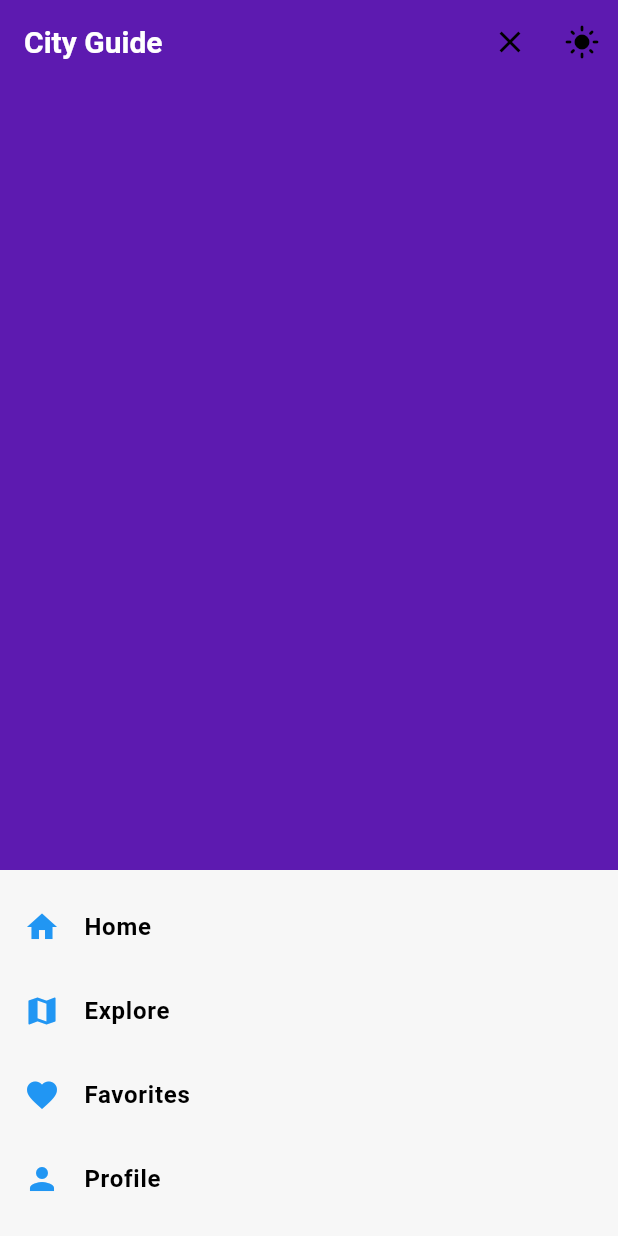
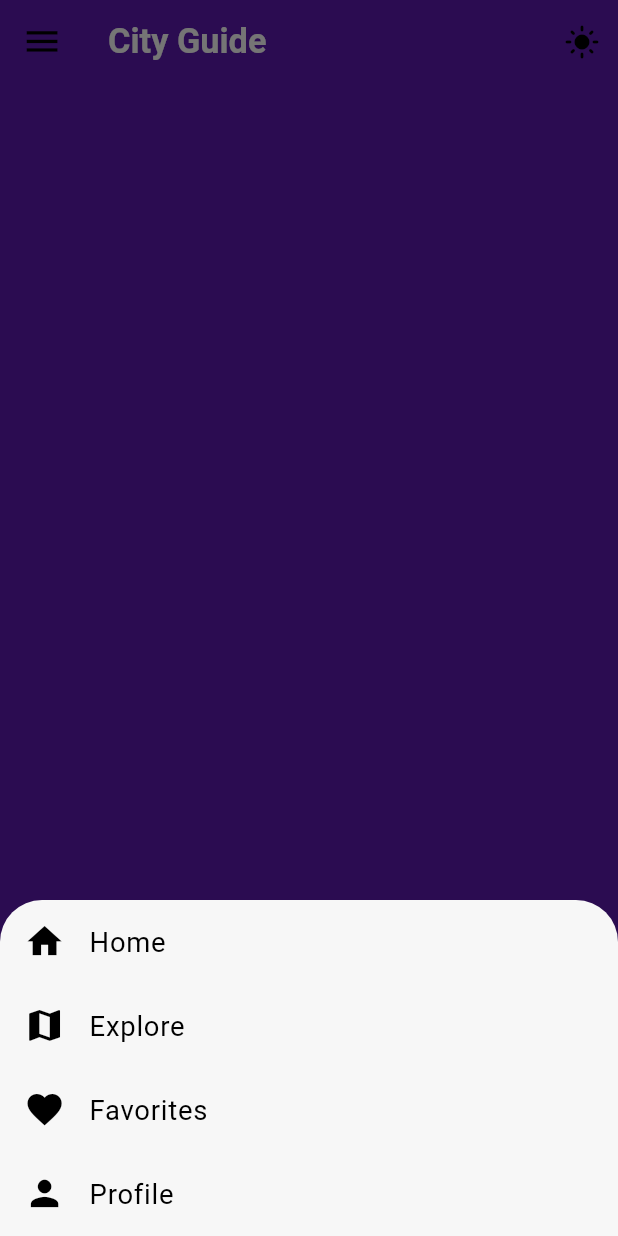
Before and after one commit to mazino-ux/CitiGuideApp, a Flutter app: the Navbar widget shown alone on an empty page, opened directly with empty values, after a tap on the "menu" icon, on a phone screen of 412 x 824 dp. Run offline on Flutter 3.47's test engine with Material 3 defaults, Android fonts, the phone set to English and light mode, and no system bars; our stand-ins replace flutter_dotenv, flutter_screenutil, flutter_staggered_animations, font_awesome_flutter, get, google_maps_flutter and 3 more; accounts and stored records are empty.

Commit message:
refactor: add responsiveness and restructure files for navbar

```diff
--- a/lib/presentation/home/widgets/navbar/navbar.dart
+++ b/lib/presentation/home/widgets/navbar/navbar.dart
@@ -1,45 +1,81 @@
 import 'package:flutter/material.dart';
-import 'package:citi_guide_app/presentation/home/widgets/navbar/navbar_items.dart';
-import 'package:citi_guide_app/presentation/home/widgets/navbar/theme_toggle.dart';
+import 'package:flutter_screenutil/flutter_screenutil.dart';
+import 'navbar_items.dart';
+import 'theme_toggle.dart';
 
-class Navbar extends StatefulWidget {
+class Navbar extends StatelessWidget {
   final bool isAdmin;
+  const Navbar({Key? key, required this.isAdmin}) : super(key: key);
 
-  const Navbar({super.key, required this.isAdmin});
+  // Breakpoints: mobile <600, tablet 600-1099, desktop >=1100
+  static const double mobileBreakpoint = 600;
+  static const double desktopBreakpoint = 1100;
 
-  @override
-  _NavbarState createState() => _NavbarState();
-}
-
-class _NavbarState extends State<Navbar> {
-  bool _isMenuOpen = false;
-
-  void _toggleMenu() {
-    setState(() {
-      _isMenuOpen = !_isMenuOpen;
-    });
+  void _openMobileMenu(BuildContext context) {
+    showModalBottomSheet(
+      context: context,
+      backgroundColor: Theme.of(context).cardColor,
+      builder: (_) => NavbarItems(isAdmin: isAdmin, isMobile: true),
+    );
   }
 
   @override
   Widget build(BuildContext context) {
-    return AppBar(
-      title: const Text("City Guide"),
-      backgroundColor: Theme.of(context).primaryColor,
-      actions: [
-        // Toggle Menu Button
-        IconButton(
-          icon: Icon(_isMenuOpen ? Icons.close : Icons.menu),
-          onPressed: _toggleMenu,
+    final double width = MediaQuery.of(context).size.width;
+    final bool isMobile = width < mobileBreakpoint;
+    final bool isTablet =
+        width >= mobileBreakpoint && width < desktopBreakpoint;
+
+    if (isMobile) {
+      return AppBar(
+        title: _buildTitle(isMobile: true),
+        backgroundColor: Theme.of(context).appBarTheme.backgroundColor,
+        leading: IconButton(
+          icon: Icon(Icons.menu, size: 24.sp),
+          onPressed: () => _openMobileMenu(context),
         ),
-        // Theme Toggle Button
-        const ThemeToggle(),
-      ],
-      bottom: _isMenuOpen
-          ? PreferredSize(
-              preferredSize: const Size.fromHeight(200),
-              child: NavbarItems(isAdmin: widget.isAdmin),
-            )
-          : null,
+        actions: const [ThemeToggle()],
+      );
+    } else {
+      // Tablet & Desktop: a combined AppBar with title and navigation items.
+      return AppBar(
+        automaticallyImplyLeading: false,
+        backgroundColor: Theme.of(context).appBarTheme.backgroundColor,
+        title: Row(
+          children: [
+            _buildTitle(isMobile: false),
+            SizedBox(width: 20.w),
+            Expanded(
+              child: SingleChildScrollView(
+                scrollDirection: Axis.horizontal,
+                child: NavbarItems(
+                  isAdmin: isAdmin,
+                  isMobile: false,
+                  isTablet: isTablet,
+                ),
+              ),
+            ),
+          ],
+        ),
+        actions: [
+          const ThemeToggle(),
+          if (isAdmin)
+            Padding(
+              padding: EdgeInsets.only(right: 12.w),
+              child: Icon(Icons.verified_user, color: Colors.green),
+            ),
+        ],
+      );
+    }
+  }
+
+  Widget _buildTitle({required bool isMobile}) {
+    return Text(
+      "City Guide",
+      style: TextStyle(
+        fontSize: isMobile ? 20.sp : 7.sp,
+        fontWeight: FontWeight.bold,
+      ),
     );
   }
 }
--- a/lib/presentation/home/widgets/navbar/navbar_items.dart
+++ b/lib/presentation/home/widgets/navbar/navbar_items.dart
@@ -1,36 +1,124 @@
 import 'package:flutter/material.dart';
+import 'package:flutter_screenutil/flutter_screenutil.dart';
 
 class NavbarItems extends StatelessWidget {
   final bool isAdmin;
+  final bool isMobile;
+  final bool isTablet;
 
-  const NavbarItems({super.key, required this.isAdmin});
+  const NavbarItems({
+    Key? key,
+    required this.isAdmin,
+    required this.isMobile,
+    this.isTablet = false,
+  }) : super(key: key);
 
   @override
   Widget build(BuildContext context) {
-    return Container(
-      color: Theme.of(context).cardColor,
-      padding: const EdgeInsets.symmetric(vertical: 10),
-      child: Column(
-        children: [
-          _buildNavItem(Icons.home, "Home", () => _navigate(context, "/home")),
-          _buildNavItem(Icons.map, "Explore", () => _navigate(context, "/explore")),
-          _buildNavItem(Icons.favorite, "Favorites", () => _navigate(context, "/favorites")),
-          _buildNavItem(Icons.person, "Profile", () => _navigate(context, "/profile")),
-          if (isAdmin) _buildNavItem(Icons.dashboard, "Admin Dashboard", () => _navigate(context, "/admin")),
-        ],
-      ),
-    );
+    return isMobile
+        ? Column(
+            mainAxisSize: MainAxisSize.min,
+            children: _buildNavItems(context),
+          )
+        : Row(
+            mainAxisSize: MainAxisSize.min,
+            children: _buildNavItems(context),
+          );
   }
 
-  Widget _buildNavItem(IconData icon, String label, VoidCallback onTap) {
-    return ListTile(
-      leading: Icon(icon, color: Colors.blue),
-      title: Text(label, style: const TextStyle(fontSize: 16, fontWeight: FontWeight.bold)),
-      onTap: onTap,
-    );
+  List<Widget> _buildNavItems(BuildContext context) {
+    final List<Widget> items = [
+      _NavItem(
+        icon: Icons.home,
+        label: "Home",
+        route: "/home",
+        isMobile: isMobile,
+      ),
+      SizedBox(width: 8.w),
+      _NavItem(
+        icon: Icons.map,
+        label: "Explore",
+        route: "/explore",
+        isMobile: isMobile,
+      ),
+      SizedBox(width: 8.w),
+      _NavItem(
+        icon: Icons.favorite,
+        label: "Favorites",
+        route: "/favorites",
+        isMobile: isMobile,
+      ),
+      SizedBox(width: 8.w),
+      _NavItem(
+        icon: Icons.person,
+        label: "Profile",
+        route: "/profile",
+        isMobile: isMobile,
+      ),
+    ];
+
+    if (isAdmin) {
+      items.add(SizedBox(width: 8.w));
+      items.add(
+        _NavItem(
+          icon: Icons.dashboard,
+          label: isTablet ? "Admin" : "Admin Dashboard",
+          route: "/admin",
+          isMobile: isMobile,
+          isHighlighted: true,
+        ),
+      );
+    }
+    return items;
+  }
+}
+
+class _NavItem extends StatelessWidget {
+  final IconData icon;
+  final String label;
+  final String route;
+  final bool isMobile;
+  final bool isHighlighted;
+
+  const _NavItem({
+    Key? key,
+    required this.icon,
+    required this.label,
+    required this.route,
+    this.isMobile = false,
+    this.isHighlighted = false,
+  }) : super(key: key);
+
+  void _navigate(BuildContext context) {
+    Navigator.pushNamed(context, route);
+    if (isMobile) Navigator.pop(context);
   }
 
-  void _navigate(BuildContext context, String route) {
-    Navigator.pushNamed(context, route);
+  @override
+  Widget build(BuildContext context) {
+    return isMobile
+        ? ListTile(
+            leading: Icon(icon, size: 24.sp),
+            title: Text(
+              label,
+              style: TextStyle(
+                fontSize: 16.sp,
+                fontWeight: isHighlighted ? FontWeight.bold : FontWeight.normal,
+              ),
+            ),
+            onTap: () => _navigate(context),
+          )
+        : TextButton.icon(
+            onPressed: () => _navigate(context),
+            icon: Icon(icon, size: 7.sp, color: Colors.white),
+            label: Text(
+              label,
+              style: TextStyle(
+                fontSize: 5.sp,
+                fontWeight: isHighlighted ? FontWeight.bold : FontWeight.normal,
+                color: Colors.white,
+              ),
+            ),
+          );
   }
 }
```
